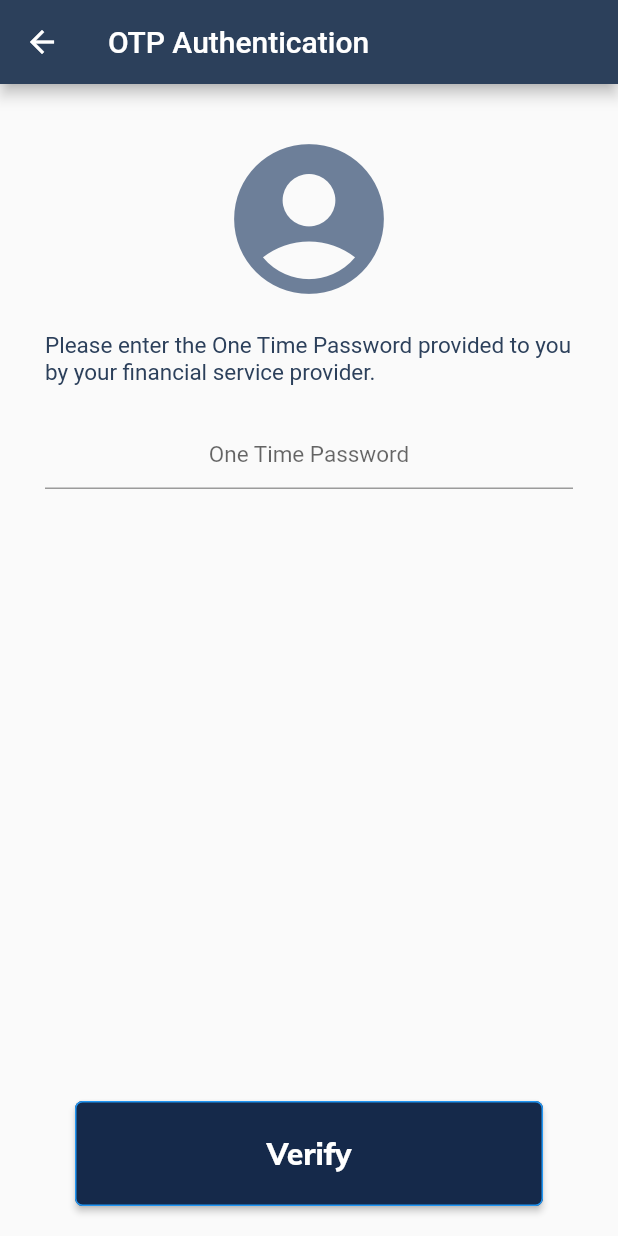
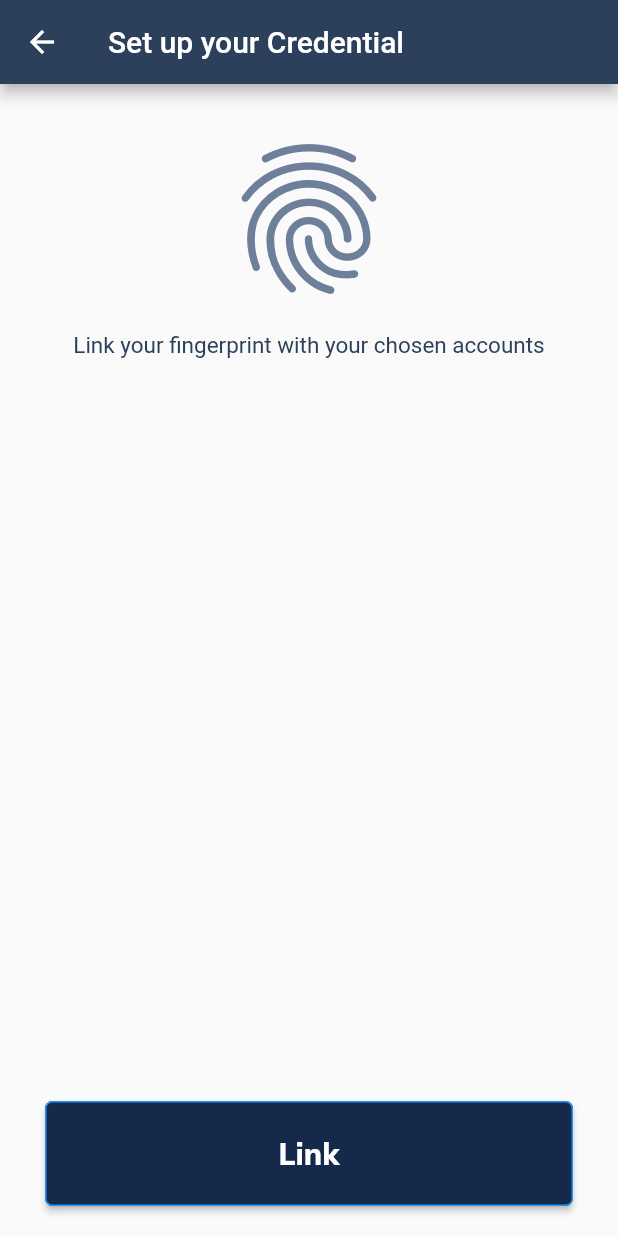
Before and after one commit to mojaloop/contrib-pisp-demo-ui, a Flutter app: the RegisterCredential screen opened directly with empty values, on a phone screen of 412 x 824 dp. Run offline on Flutter 3.47's test engine with Material 2 defaults, Android fonts, the phone set to English and light mode, and no system bars; our stand-ins replace cloud_firestore, equatable, firebase_auth, flutter_secure_storage, get, google_fonts and 4 more; missing offline and left inert: cross_connectivity, flutter_web_auth, international_phone_input; accounts and stored records are empty; generated files the repository leaves out were written again; statements that could not run were skipped.

Commit message:
hack: fingerprint page

```diff
--- a/lib/controllers/flow/account_linking_flow_controller.dart
+++ b/lib/controllers/flow/account_linking_flow_controller.dart
@@ -6,6 +6,7 @@ import 'package:pispapp/models/user.dart';
 import 'package:pispapp/repositories/interfaces/i_consent_repository.dart';
 import 'package:pispapp/ui/pages/account-linking/account_selection_screen.dart';
 import 'package:pispapp/ui/pages/account-linking/otp_auth.dart';
+import 'package:pispapp/ui/pages/account-linking/register_credential.dart';
 import 'package:pispapp/ui/pages/account-linking/web_auth.dart';
 import 'package:pispapp/utils/log_printer.dart';
 
@@ -75,12 +76,14 @@ class AccountLinkingFlowController extends GetxController {
     // maybe we can just fill in a fake credential or something
     final Credential updatedCredential = Credential(
         id: 'keyHandleId',
-        credentialType: CredentialType.fido,
+        payload: 'todo get the payload...',
+        type: CredentialType.fido,
         status: CredentialStatus.pending,
         challenge: Challenge(
             payload: 'hmm we should not be sending this',
             signature: signedChallenge));
-    final Consent updatedConsent = Consent(credential: updatedCredential);
+    final Consent updatedConsent = Consent(
+        credential: updatedCredential, status: ConsentStatus.challengeSigned);
     await _consentRepository.updateData(documentId, updatedConsent.toJson());
   }
 
@@ -135,11 +138,16 @@ class AccountLinkingFlowController extends GetxController {
       case ConsentStatus.consentGranted:
         break;
       case ConsentStatus.challengeGenerated:
-        // Surely we need to do something here...
-        // TODO: redirect to register_credential_controller
+        // The consent data has been updated
+        _setAwaitingUpdate(false);
+
+        // Redirect to register_credential_controller
+        Get.to<dynamic>(RegisterCredential(this));
         break;
       case ConsentStatus.active:
         _stopListening();
+        // TODO: display some alert?
+        // go back to homescreen with toast?
         break;
       case ConsentStatus.revoked:
         _stopListening();
--- a/lib/models/consent.dart
+++ b/lib/models/consent.dart
@@ -85,7 +85,8 @@ class Consent implements JsonModel {
 class Credential implements JsonModel {
   Credential({
     this.id,
-    this.credentialType,
+    this.payload,
+    this.type,
     this.status,
     this.challenge,
   });
@@ -95,7 +96,8 @@ class Credential implements JsonModel {
       _$CredentialFromJson(json);
 
   String id;
-  CredentialType credentialType;
+  String payload;
+  CredentialType type;
   CredentialStatus status;
   Challenge challenge;
 
@@ -173,8 +175,8 @@ enum CredentialStatus {
   @JsonValue('PENDING')
   pending,
 
-  @JsonValue('ACTIVE')
-  active,
+  @JsonValue('VERIFIED')
+  verified,
 }
 
 extension CredentialStatusJson on CredentialStatus {
--- a/lib/ui/pages/account-linking/register_credential.dart
+++ b/lib/ui/pages/account-linking/register_credential.dart
@@ -25,7 +25,7 @@ class RegisterCredential extends StatelessWidget {
           // flow controller is expected to bring used to another page.
           return BottomButton(
             const TitleText(
-              'Verify',
+              'Link',
               color: Colors.white,
               fontSize: 20,
             ),
@@ -58,7 +58,7 @@ class RegisterCredential extends StatelessWidget {
     return const Padding(
       padding: EdgeInsets.symmetric(vertical: 15),
       child: Text(
-        'Please enter the One Time Password provided to you by your financial service provider.',
+        'Link your fingerprint with your chosen accounts',
         style: TextStyle(
           fontSize: 15.0,
           color: LightColor.navyBlue2,
@@ -67,22 +67,22 @@ class RegisterCredential extends StatelessWidget {
     );
   }
 
-  Widget _buildIDTextField() {
-    return TextField(
-      textAlign: TextAlign.center,
-      decoration: const InputDecoration(hintText: 'One Time Password'),
-      style: const TextStyle(
-        fontSize: 15.0,
-        height: 2.0,
-        color: LightColor.navyBlue2,
-      ),
-      onChanged: (String value) {},
-    );
-  }
+  // Widget _buildIDTextField() {
+  //   return TextField(
+  //     textAlign: TextAlign.center,
+  //     decoration: const InputDecoration(hintText: 'todo'),
+  //     style: const TextStyle(
+  //       fontSize: 15.0,
+  //       height: 2.0,
+  //       color: LightColor.navyBlue2,
+  //     ),
+  //     onChanged: (String value) {},
+  //   );
+  // }
 
   Widget _buildAccountIcon() {
     return const Icon(
-      Icons.account_circle,
+      Icons.fingerprint,
       size: 120,
       color: LightColor.lightNavyBlue,
     );
@@ -92,7 +92,7 @@ class RegisterCredential extends StatelessWidget {
   Widget build(BuildContext context) {
     return Scaffold(
         appBar: AppBar(
-          title: const Text('OTP Authentication'),
+          title: const Text('Set up your Credential'),
         ),
         body: Padding(
           padding: const EdgeInsets.symmetric(horizontal: 30),
@@ -101,7 +101,6 @@ class RegisterCredential extends StatelessWidget {
               const SizedBox(height: 30),
               _buildAccountIcon(),
               _buildInstructions(),
-              _buildIDTextField(),
               _buildActionSection(),
             ],
           ),
--- a/lib/ui/widgets/moja_button.dart
+++ b/lib/ui/widgets/moja_button.dart
@@ -13,7 +13,7 @@ class MojaButton extends StatelessWidget {
   @override
   Widget build(BuildContext context) {
     return Padding(
-      padding: const EdgeInsets.all(20.0),
+      padding: const EdgeInsets.only(left: 0, right: 0, top: 20, bottom: 20),
       child: ButtonTheme(
         minWidth: Get.width,
         height: 70.0,
```
Also changed, not shown: lib/models/consent.g.dart.
